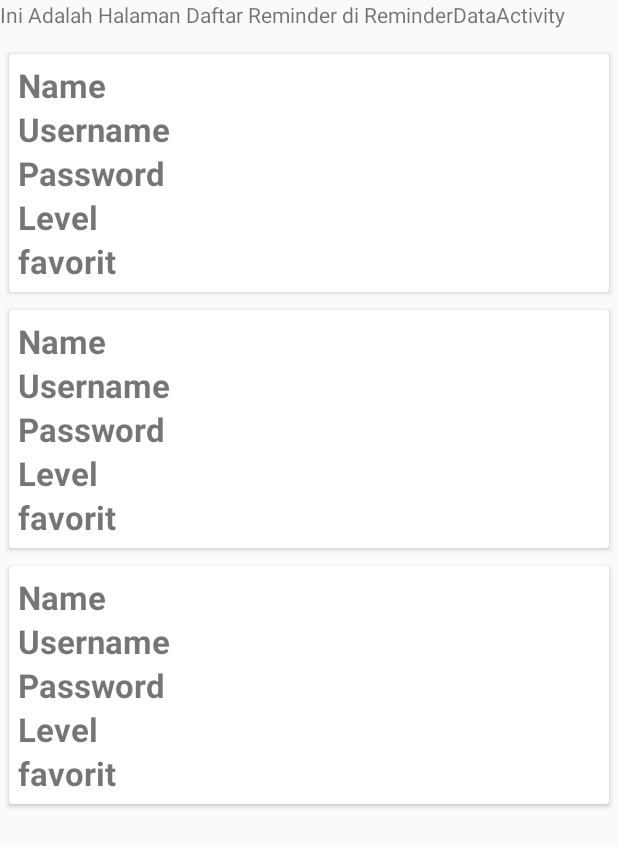
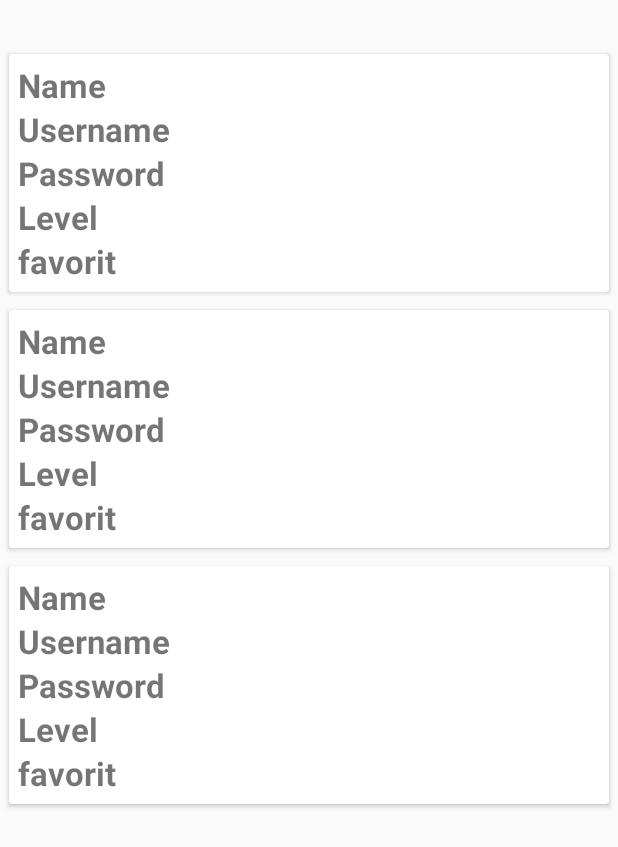
Before and after one commit to fadlullahn/sunnah, an Android app: the layout activity_reminder_data.xml on its own in the app's theme, with its tools: preview values and no code run, on a phone screen of 412 x 824 dp. Shown: the top 847 px of the screen. Run offline under Robolectric (Android 15) with nearby library versions, the phone set to English and light mode, and no system bars.

Commit message:
Initial commit

```diff
--- a/app/src/main/java/com/example/sunnah/Config.java
+++ b/app/src/main/java/com/example/sunnah/Config.java
@@ -1,4 +1,4 @@
 package com.example.sunnah;
 public class Config {
-    public static final String BASE_URL = "http://10.153.156.22:8080/sunnah/";
+    public static final String BASE_URL = "https://sunnah.fadlullahnft.com/";
 }
--- a/app/src/main/java/com/example/sunnah/ReminderDataActivity.java
+++ b/app/src/main/java/com/example/sunnah/ReminderDataActivity.java
@@ -6,11 +6,7 @@ import android.view.View;
 import android.widget.ProgressBar;
 import android.widget.Toast;
 
-import androidx.activity.EdgeToEdge;
 import androidx.appcompat.app.AppCompatActivity;
-import androidx.core.graphics.Insets;
-import androidx.core.view.ViewCompat;
-import androidx.core.view.WindowInsetsCompat;
 import androidx.recyclerview.widget.LinearLayoutManager;
 import androidx.recyclerview.widget.RecyclerView;
 import androidx.swiperefreshlayout.widget.SwipeRefreshLayout;
--- a/app/src/main/res/layout/activity_kategori_data.xml
+++ b/app/src/main/res/layout/activity_kategori_data.xml
@@ -8,8 +8,7 @@
 
     <TextView
         android:layout_width="match_parent"
-        android:layout_height="match_parent"
-        android:text="Ini Adalah Halaman Daftar Kategori di KategoriDataActivity"/>
+        android:layout_height="match_parent" />
 
     <androidx.swiperefreshlayout.widget.SwipeRefreshLayout
         android:id="@+id/srl_data"
--- a/app/src/main/res/layout/activity_reminder.xml
+++ b/app/src/main/res/layout/activity_reminder.xml
@@ -33,7 +33,6 @@
     <TextView
         android:layout_width="wrap_content"
         android:layout_height="wrap_content"
-        android:text="Ini Adalah Halaman Reminder di ReminderActivity"
         android:textSize="22sp"
         android:textStyle="bold"
         android:layout_gravity="center"
--- a/app/src/main/res/layout/activity_reminder_data.xml
+++ b/app/src/main/res/layout/activity_reminder_data.xml
@@ -8,8 +8,7 @@
 
     <TextView
         android:layout_width="match_parent"
-        android:layout_height="match_parent"
-        android:text="Ini Adalah Halaman Daftar Reminder di ReminderDataActivity"/>
+        android:layout_height="match_parent"/>
 
     <androidx.swiperefreshlayout.widget.SwipeRefreshLayout
         android:id="@+id/srl_data"
--- a/app/src/main/res/layout/activity_sub_data.xml
+++ b/app/src/main/res/layout/activity_sub_data.xml
@@ -8,8 +8,7 @@
 
     <TextView
         android:layout_width="match_parent"
-        android:layout_height="match_parent"
-        android:text="Ini Adalah Halaman Daftar SubKategori di SubDataActivity"/>
+        android:layout_height="match_parent" />
 
     <androidx.swiperefreshlayout.widget.SwipeRefreshLayout
         android:id="@+id/srl_data"
--- a/app/src/main/res/layout/activity_sub_ubah.xml
+++ b/app/src/main/res/layout/activity_sub_ubah.xml
@@ -10,8 +10,7 @@
 
     <TextView
         android:layout_width="wrap_content"
-        android:layout_height="wrap_content"
-        android:text="Ini Adalah Halaman Daftar Sub di SubUbahActivity"/>
+        android:layout_height="wrap_content" />
 
     <TextView
         android:layout_width="wrap_content"
--- a/app/src/main/res/layout/activity_sunnah_data.xml
+++ b/app/src/main/res/layout/activity_sunnah_data.xml
@@ -8,8 +8,7 @@
 
     <TextView
         android:layout_width="match_parent"
-        android:layout_height="match_parent"
-        android:text="Ini Adalah Halaman Daftar Favorit di SunnahDataActivity"/>
+        android:layout_height="match_parent" />
 
     <androidx.swiperefreshlayout.widget.SwipeRefreshLayout
         android:id="@+id/srl_data"
--- a/app/src/main/res/layout/activity_sunnah_ubah.xml
+++ b/app/src/main/res/layout/activity_sunnah_ubah.xml
@@ -11,7 +11,6 @@
     <TextView
         android:layout_width="wrap_content"
         android:layout_height="wrap_content"
-        android:text="Ini Adalah Halaman Judul dan Deskrip di SunnahUbahActivity"
         android:textSize="22sp"
         android:textStyle="bold"
         android:layout_gravity="center"
--- a/app/src/main/res/xml/config.xml
+++ b/app/src/main/res/xml/config.xml
@@ -1,7 +1,6 @@
 <?xml version="1.0" encoding="utf-8"?>
 <network-security-config>
     <domain-config cleartextTrafficPermitted="true">
-        <domain includeSubdomains="true">10.153.156.22:8080</domain>
-        <domain includeSubdomains="true">10.153.156.22</domain>
+        <domain includeSubdomains="true">103.171.85.33</domain>
     </domain-config>
 </network-security-config>
```
